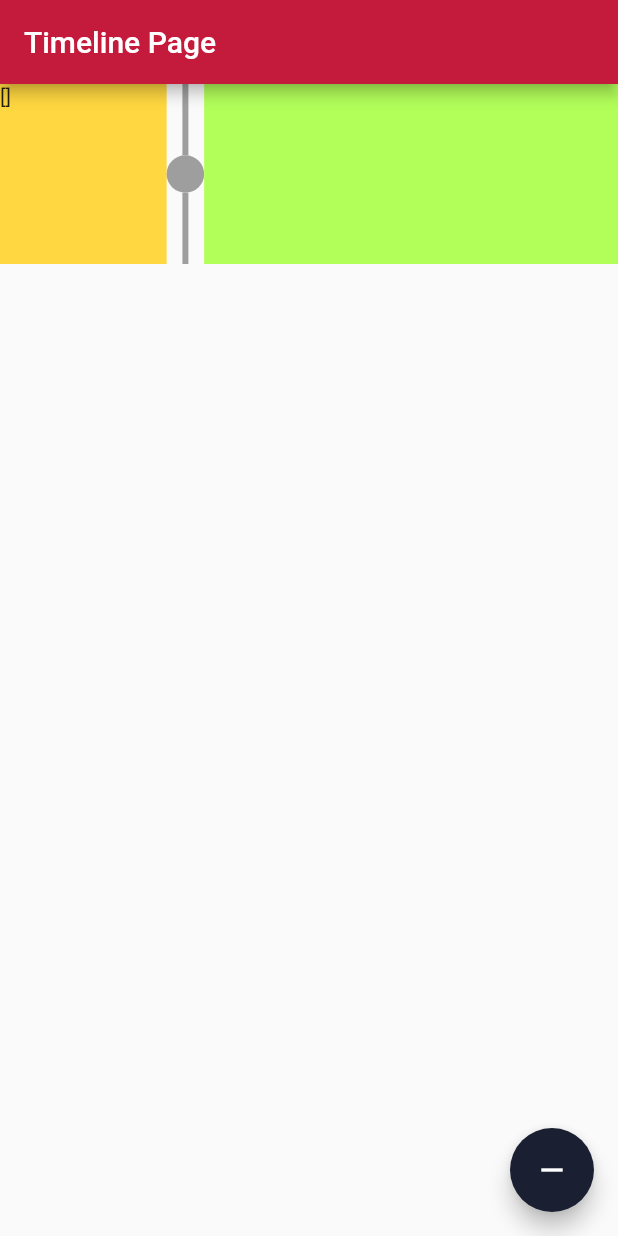
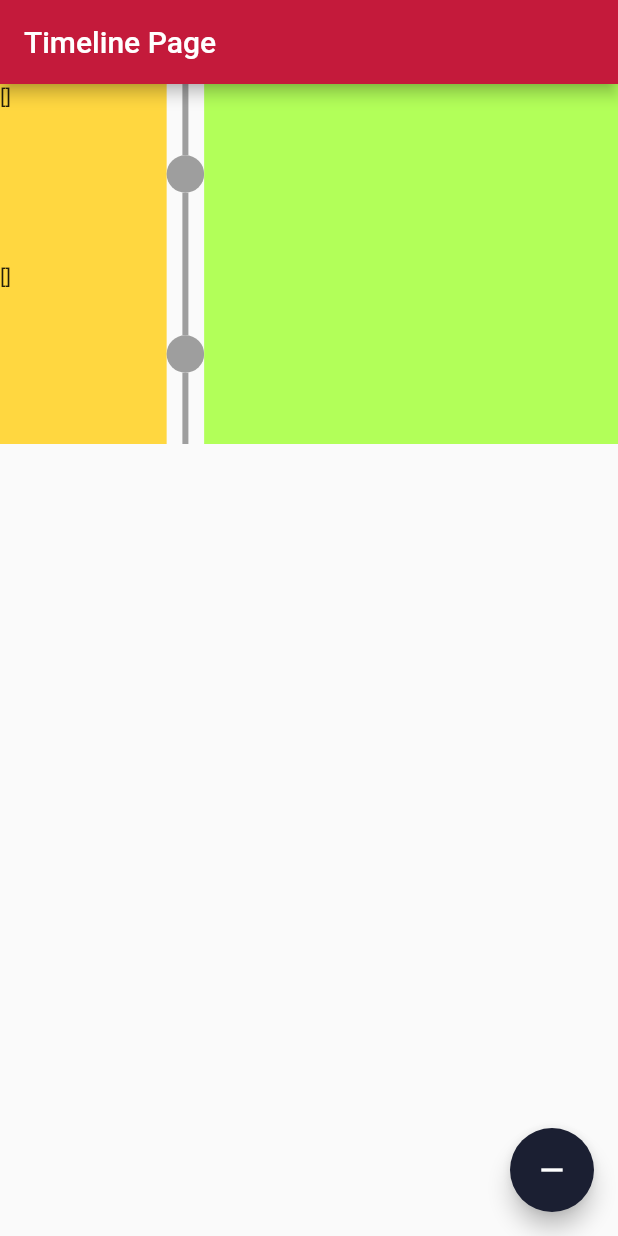
Before and after one commit to Fanhin/Final-Flutter-App, a Flutter app: the TimelinePage screen opened directly, on a phone screen of 412 x 824 dp. Run offline on Flutter 3.47's test engine with Material 2 defaults, Android fonts, the phone set to English and light mode, and no system bars; drawn by our look-alikes of timeline_tile; our stand-ins replace bloc, flutter_bloc.

Commit message:
start class 17.14

```diff
--- a/lib/pages/timeline_page.dart
+++ b/lib/pages/timeline_page.dart
@@ -1,4 +1,3 @@
-
 import 'package:flutter/material.dart';
 import 'package:flutter_bloc/flutter_bloc.dart';
 import 'package:timeline_tile/timeline_tile.dart';
@@ -18,9 +17,10 @@ class _TimelinePageState extends State<TimelinePage> {
       appBar: AppBar(
         title: Text("Timeline Page"),
       ),
-      body: Column(
-        children: <Widget>[
-          TimelineTile(
+      body: ListView.builder(
+          itemCount: 2,
+          itemBuilder: (context, index) {
+            return TimelineTile(
               alignment: TimelineAlign.manual,
               lineXY: 0.3,
               endChild: Container(
@@ -35,9 +35,8 @@ class _TimelinePageState extends State<TimelinePage> {
                 ),
                 color: Colors.amberAccent,
               ),
-          ),
-        ],
-      ),
+            );
+          }),
       floatingActionButton: FloatingActionButton(
         child: Icon(Icons.remove),
         onPressed: () => {
```
Lines whose indentation alone changed are shown as unchanged.
